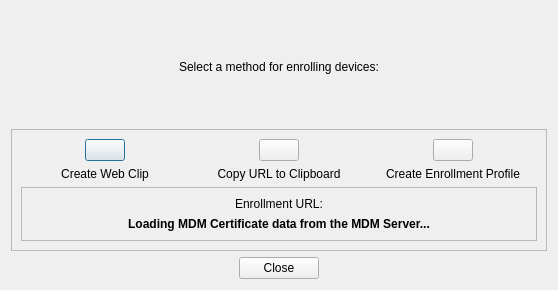
The window that FWAdminLib/EnrollDeviceDlg.ui (fw-dev/translations) describes before a commit, drawn with Qt 5.
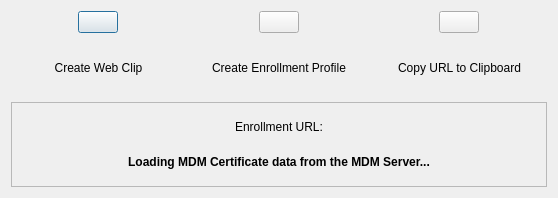
The same window after the commit. Icons and pictures are not drawn.

```diff
--- a/FWAdminLib/EnrollDeviceDlg.ui
+++ b/FWAdminLib/EnrollDeviceDlg.ui
@@ -7,7 +7,7 @@
     <x>0</x>
     <y>0</y>
     <width>558</width>
-    <height>290</height>
+    <height>198</height>
    </rect>
   </property>
   <property name="windowTitle">
@@ -15,31 +15,10 @@
   </property>
   <layout class="QVBoxLayout" name="verticalLayout_2">
    <item>
-    <widget class="QLabel" name="label">
-     <property name="text">
-      <string>Select a method for enrolling devices:</string>
-     </property>
-     <property name="alignment">
-      <set>Qt::AlignCenter</set>
-     </property>
-    </widget>
-   </item>
+    <layout class="QVBoxLayout" name="verticalLayout_4">
    <item>
-    <widget class="QFrame" name="frame">
-     <property name="sizePolicy">
-      <sizepolicy hsizetype="Minimum" vsizetype="Fixed">
-       <horstretch>0</horstretch>
-       <verstretch>0</verstretch>
-      </sizepolicy>
-     </property>
-     <property name="frameShape">
-      <enum>QFrame::StyledPanel</enum>
-     </property>
-     <property name="frameShadow">
-      <enum>QFrame::Raised</enum>
-     </property>
-     <layout class="QGridLayout" name="gridLayout">
-      <item row="0" column="0">
+      <layout class="QHBoxLayout" name="horizontalLayout">
+       <item>
        <layout class="QVBoxLayout" name="verticalLayout_14">
         <item>
          <layout class="QHBoxLayout" name="horizontalLayout_14">
@@ -85,7 +64,54 @@
         </item>
        </layout>
       </item>
-      <item row="0" column="1">
+       <item>
+        <layout class="QVBoxLayout" name="verticalLayout_3">
+         <item>
+          <layout class="QHBoxLayout" name="horizontalLayout_2">
+           <item>
+            <widget class="QPushButton" name="enrollmentProfilePB">
+             <property name="sizePolicy">
+              <sizepolicy hsizetype="Fixed" vsizetype="Fixed">
+               <horstretch>0</horstretch>
+               <verstretch>0</verstretch>
+              </sizepolicy>
+             </property>
+             <property name="text">
+              <string/>
+             </property>
+             <property name="icon">
+              <iconset resource="../FileWaveGuiLib/GuiLib.qrc">
+               <normaloff>:/IDI_ICON_APPLE_CONFIGURATOR</normaloff>:/IDI_ICON_APPLE_CONFIGURATOR</iconset>
+             </property>
+             <property name="iconSize">
+              <size>
+               <width>32</width>
+               <height>32</height>
+              </size>
+             </property>
+            </widget>
+           </item>
+          </layout>
+         </item>
+         <item>
+          <widget class="QLabel" name="label_3">
+           <property name="minimumSize">
+            <size>
+             <width>160</width>
+             <height>0</height>
+            </size>
+           </property>
+           <property name="text">
+            <string>Create Enrollment Profile</string>
+           </property>
+           <property name="alignment">
+            <set>Qt::AlignCenter</set>
+           </property>
+          </widget>
+         </item>
+        </layout>
+       </item>
+       <item>
        <layout class="QVBoxLayout" name="verticalLayout_16">
         <item>
          <layout class="QHBoxLayout" name="horizontalLayout_16">
@@ -135,7 +161,9 @@
         </item>
        </layout>
       </item>
-      <item row="1" column="0" colspan="3">
+      </layout>
+     </item>
+     <item>
        <widget class="QFrame" name="frame_2">
         <property name="frameShape">
          <enum>QFrame::StyledPanel</enum>
@@ -172,91 +200,6 @@
          </item>
         </layout>
        </widget>
-      </item>
-      <item row="0" column="2">
-       <layout class="QVBoxLayout" name="verticalLayout_3">
-        <item>
-         <layout class="QHBoxLayout" name="horizontalLayout_2">
-          <item>
-           <widget class="QPushButton" name="enrollmentProfilePB">
-            <property name="sizePolicy">
-             <sizepolicy hsizetype="Fixed" vsizetype="Fixed">
-              <horstretch>0</horstretch>
-              <verstretch>0</verstretch>
-             </sizepolicy>
-            </property>
-            <property name="text">
-             <string/>
-            </property>
-            <property name="icon">
-             <iconset resource="../FileWaveGuiLib/GuiLib.qrc">
-              <normaloff>:/IDI_ICON_APPLE_CONFIGURATOR</normaloff>:/IDI_ICON_APPLE_CONFIGURATOR</iconset>
-            </property>
-            <property name="iconSize">
-             <size>
-              <width>32</width>
-              <height>32</height>
-             </size>
-            </property>
-           </widget>
-          </item>
-         </layout>
-        </item>
-        <item>
-         <widget class="QLabel" name="label_3">
-          <property name="minimumSize">
-           <size>
-            <width>160</width>
-            <height>0</height>
-           </size>
-          </property>
-          <property name="text">
-           <string>Create Enrollment Profile</string>
-          </property>
-          <property name="alignment">
-           <set>Qt::AlignCenter</set>
-          </property>
-         </widget>
-        </item>
-       </layout>
-      </item>
-     </layout>
-    </widget>
-   </item>
-   <item>
-    <layout class="QHBoxLayout" name="horizontalLayout_15">
-     <item>
-      <spacer name="horizontalSpacer_14">
-       <property name="orientation">
-        <enum>Qt::Horizontal</enum>
-       </property>
-       <property name="sizeHint" stdset="0">
-        <size>
-         <width>40</width>
-         <height>20</height>
-        </size>
-       </property>
-      </spacer>
-     </item>
-     <item>
-      <widget class="QPushButton" name="cancelPB">
-       <property name="text">
-        <string>Close</string>
-       </property>
-      </widget>
-     </item>
-     <item>
-      <spacer name="horizontalSpacer_15">
-       <property name="orientation">
-        <enum>Qt::Horizontal</enum>
-       </property>
-       <property name="sizeHint" stdset="0">
-        <size>
-         <width>40</width>
-         <height>20</height>
-        </size>
-       </property>
-      </spacer>
      </item>
     </layout>
    </item>
```
Left out of the diff: 14 changed lines with no effect on the pictures. Lines whose indentation alone changed are shown as unchanged.
